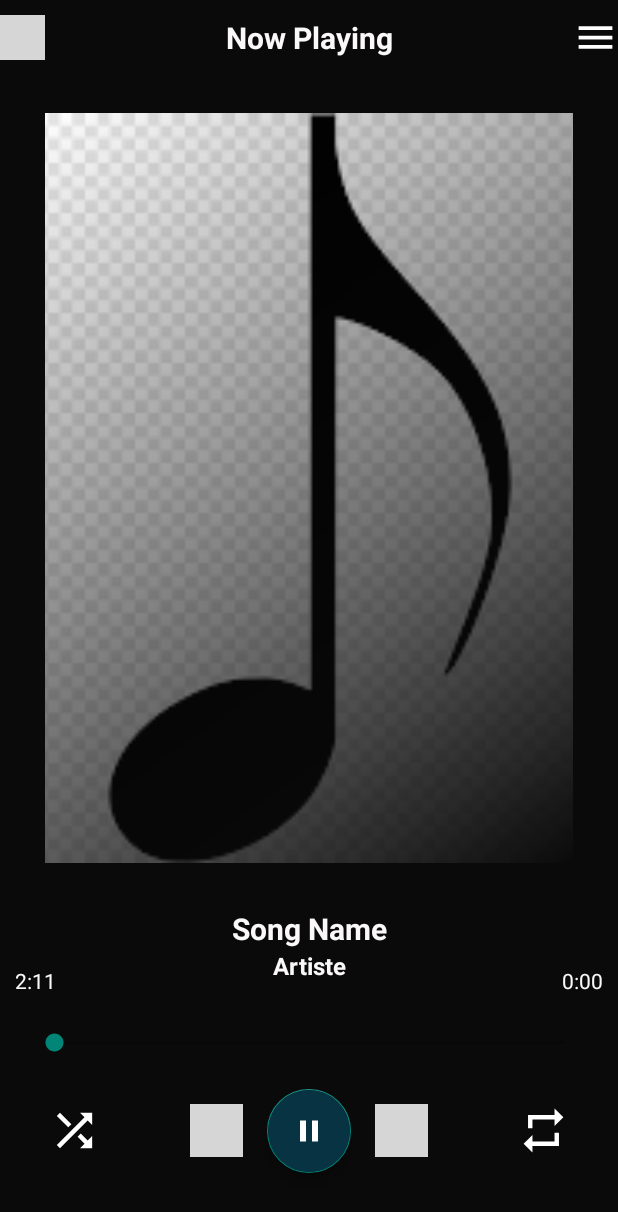
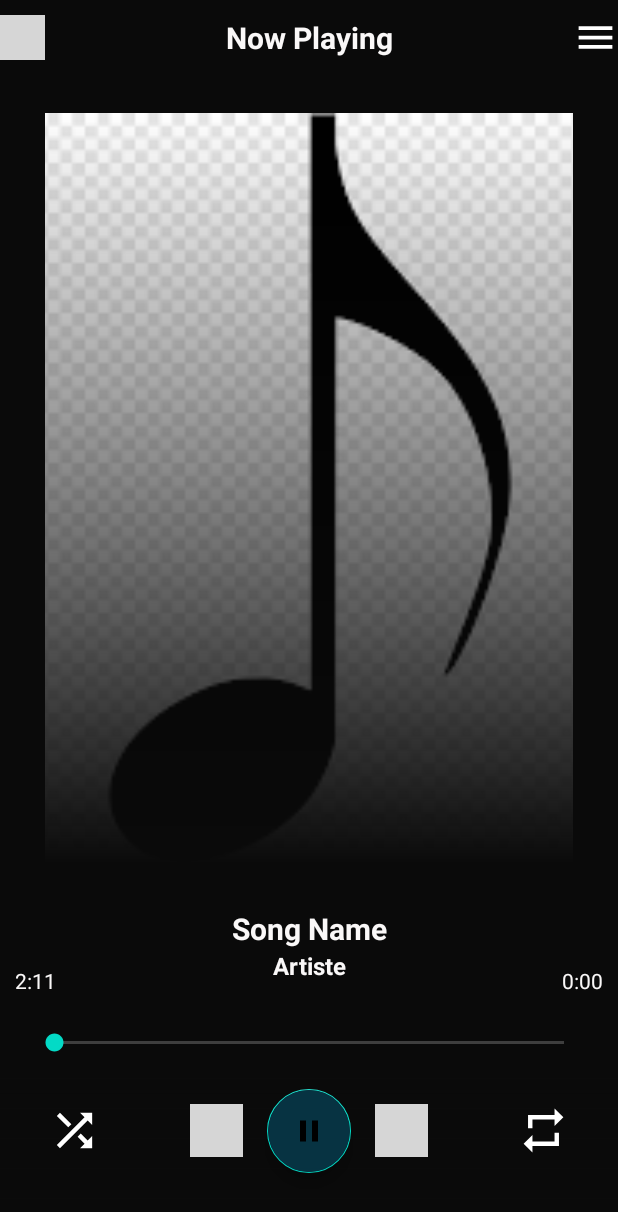
Before and after one commit to pkbotchway/music-player, an Android app: the Player screen opened directly, with no data from a screen before it, on a phone screen of 412 x 824 dp. Shown: the top 1212 px of the screen. Run offline under Robolectric (Android 15) with nearby library versions, the phone set to English and light mode, and no system bars; 7 statements that could not run were skipped; grey boxes are pictures that could not be loaded.

Commit message:
edit/modify

```diff
--- a/app/src/main/AndroidManifest.xml
+++ b/app/src/main/AndroidManifest.xml
@@ -10,7 +10,7 @@
         android:label="@string/app_name"
         android:roundIcon="@mipmap/ic_launcher_round"
         android:supportsRtl="true"
-        android:theme="@style/Theme.AppCompat.Light.NoActionBar">
+        android:theme="@style/Theme.MaterialComponents.NoActionBar">
         <activity android:name=".ScreenSplash">
             <intent-filter>
                 <action android:name="android.intent.action.MAIN" />
--- a/app/src/main/res/drawable/gradient_bg.xml
+++ b/app/src/main/res/drawable/gradient_bg.xml
@@ -3,5 +3,5 @@
 
     <gradient
         android:startColor="@color/colorPrimaryDark"
-        android:angle="135"/>
+        android:angle="90"/>
 </shape>
```
